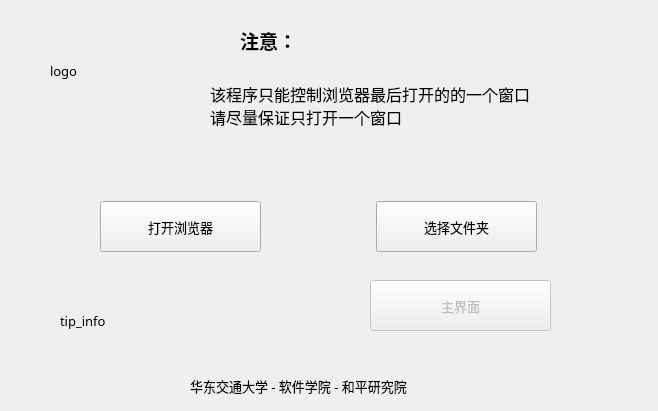
First picture: the form in ui/InitWindow.ui, repository EmeryWan/GradeEntry, before the edit.
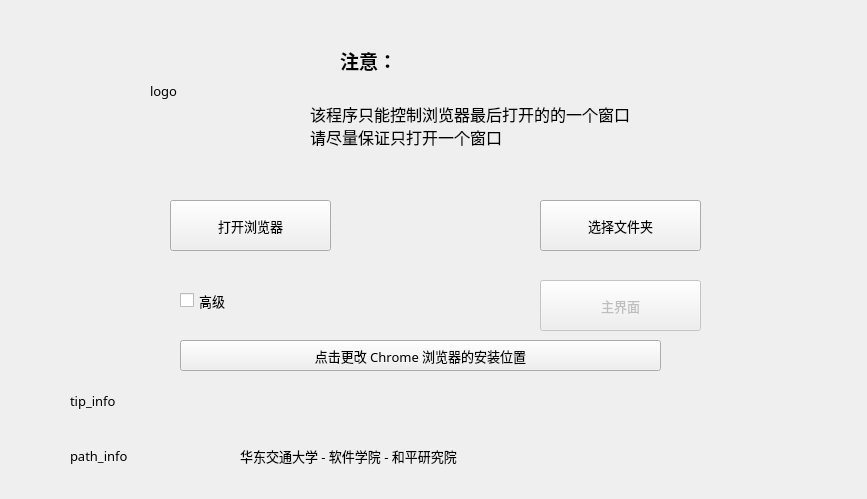
Second picture: the form after the edit.

Commit message: V3.0 添加自定义安装选项 修复下载Bug

```diff
--- a/ui/InitWindow.ui
+++ b/ui/InitWindow.ui
@@ -6,22 +6,10 @@
    <rect>
     <x>0</x>
     <y>0</y>
-    <width>658</width>
-    <height>411</height>
+    <width>867</width>
+    <height>499</height>
    </rect>
   </property>
-  <property name="minimumSize">
-   <size>
-    <width>658</width>
-    <height>411</height>
-   </size>
-  </property>
-  <property name="maximumSize">
-   <size>
-    <width>658</width>
-    <height>411</height>
-   </size>
-  </property>
   <property name="font">
    <font>
     <family>微软雅黑</family>
@@ -37,9 +25,9 @@
   <widget class="QLabel" name="init_label_info_1">
    <property name="geometry">
     <rect>
-     <x>210</x>
-     <y>70</y>
-     <width>411</width>
+     <x>310</x>
+     <y>90</y>
+     <width>431</width>
      <height>71</height>
     </rect>
    </property>
@@ -57,8 +45,8 @@
   <widget class="QLabel" name="init_label_info_2">
    <property name="geometry">
     <rect>
-     <x>240</x>
-     <y>20</y>
+     <x>340</x>
+     <y>40</y>
      <width>341</width>
      <height>41</height>
     </rect>
@@ -78,10 +66,10 @@
   <widget class="QLabel" name="tip_label">
    <property name="geometry">
     <rect>
-     <x>60</x>
-     <y>280</y>
-     <width>251</width>
-     <height>81</height>
+     <x>70</x>
+     <y>380</y>
+     <width>721</width>
+     <height>41</height>
     </rect>
    </property>
    <property name="text">
@@ -94,24 +82,12 @@
    </property>
    <property name="geometry">
     <rect>
-     <x>370</x>
+     <x>540</x>
      <y>280</y>
-     <width>181</width>
+     <width>161</width>
      <height>51</height>
     </rect>
    </property>
-   <property name="minimumSize">
-    <size>
-     <width>181</width>
-     <height>51</height>
-    </size>
-   </property>
-   <property name="maximumSize">
-    <size>
-     <width>181</width>
-     <height>51</height>
-    </size>
-   </property>
    <property name="cursor">
     <cursorShape>PointingHandCursor</cursorShape>
    </property>
@@ -122,8 +98,8 @@
   <widget class="QLabel" name="logo_label">
    <property name="geometry">
     <rect>
-     <x>50</x>
-     <y>30</y>
+     <x>150</x>
+     <y>50</y>
      <width>81</width>
      <height>81</height>
     </rect>
@@ -135,8 +111,8 @@
   <widget class="QLabel" name="label_2">
    <property name="geometry">
     <rect>
-     <x>190</x>
-     <y>370</y>
+     <x>240</x>
+     <y>440</y>
      <width>361</width>
      <height>31</height>
     </rect>
@@ -145,43 +121,54 @@
     <string>华东交通大学 - 软件学院 - 和平研究院</string>
    </property>
   </widget>
-  <widget class="QWidget" name="layoutWidget">
+  <widget class="QCheckBox" name="checkBox">
    <property name="geometry">
     <rect>
-     <x>100</x>
-     <y>200</y>
-     <width>437</width>
-     <height>53</height>
+     <x>180</x>
+     <y>280</y>
+     <width>151</width>
+     <height>41</height>
     </rect>
    </property>
-   <layout class="QGridLayout" name="gridLayout">
-    <item row="0" column="1">
-     <spacer name="horizontalSpacer">
-      <property name="minimumSize">
-       <size>
-        <width>101</width>
-        <height>23</height>
-       </size>
-      </property>
-      <property name="maximumSize">
-       <size>
-        <width>101</width>
-        <height>23</height>
-       </size>
-      </property>
-      <property name="orientation">
-       <enum>Qt::Horizontal</enum>
-      </property>
-      <property name="sizeHint" stdset="0">
-       <size>
-        <width>98</width>
-        <height>20</height>
-       </size>
-      </property>
-     </spacer>
-    </item>
-    <item row="0" column="2">
+   <property name="text">
+    <string>高级</string>
+   </property>
+  </widget>
+  <widget class="QPushButton" name="btn_change_path">
+   <property name="geometry">
+    <rect>
+     <x>180</x>
+     <y>340</y>
+     <width>481</width>
+     <height>31</height>
+    </rect>
+   </property>
+   <property name="text">
+    <string>点击更改 Chrome 浏览器的安装位置</string>
+   </property>
+  </widget>
+  <widget class="QLabel" name="label_curr_chrome_path">
+   <property name="geometry">
+    <rect>
+     <x>70</x>
+     <y>440</y>
+     <width>721</width>
+     <height>31</height>
+    </rect>
+   </property>
+   <property name="text">
+    <string>path_info</string>
+   </property>
+  </widget>
      <widget class="QPushButton" name="btn_select_excel">
+   <property name="geometry">
+    <rect>
+     <x>540</x>
+     <y>200</y>
+     <width>161</width>
+     <height>51</height>
+    </rect>
+   </property>
       <property name="minimumSize">
        <size>
         <width>161</width>
@@ -201,9 +188,15 @@
        <string>选择文件夹</string>
       </property>
      </widget>
-    </item>
-    <item row="0" column="0">
      <widget class="QPushButton" name="btn_open_browser">
+   <property name="geometry">
+    <rect>
+     <x>170</x>
+     <y>200</y>
+     <width>161</width>
+     <height>51</height>
+    </rect>
+   </property>
       <property name="minimumSize">
        <size>
         <width>161</width>
@@ -222,9 +215,6 @@
       <property name="text">
        <string>打开浏览器</string>
       </property>
-     </widget>
-    </item>
-   </layout>
   </widget>
  </widget>
  <resources/>
```
Left out of the diff: 2 changed lines with no effect on the pictures. Lines whose indentation alone changed are shown as unchanged. The commit also changes 13 other files.
